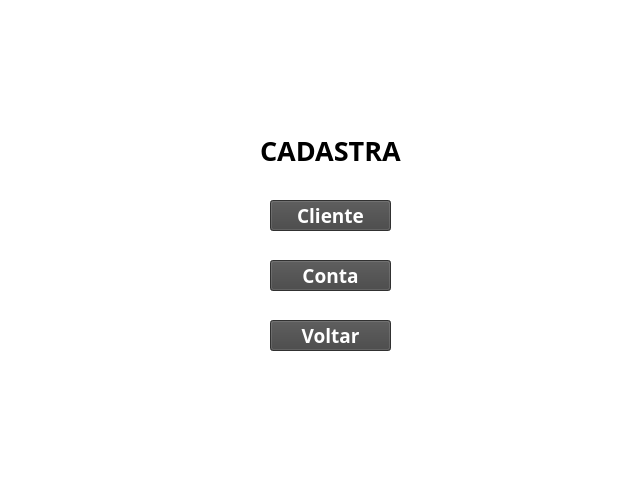
First picture: the form in Projeto_Conta/tela_menuCadastrar.ui, repository elievelton/Git, before the edit.
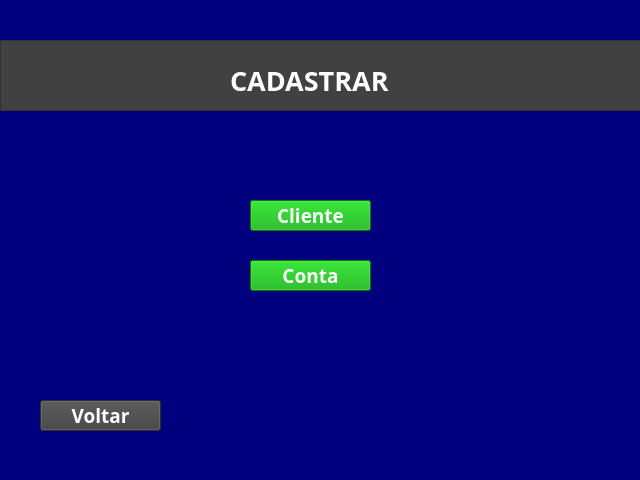
Second picture: the form after the edit.

Commit message: Feat: Novas Telas

The edit to the form file:
```diff
--- a/Projeto_Conta/tela_menuCadastrar.ui
+++ b/Projeto_Conta/tela_menuCadastrar.ui
@@ -14,35 +14,13 @@
    <string>MainWindow</string>
   </property>
   <property name="styleSheet">
-   <string notr="true">background-color: rgb(255, 255, 255);</string>
+   <string notr="true">background-color: rgb(0, 0, 127);</string>
   </property>
   <widget class="QWidget" name="centralwidget">
-   <widget class="QLabel" name="label">
-    <property name="geometry">
-     <rect>
-      <x>260</x>
-      <y>130</y>
-      <width>141</width>
-      <height>41</height>
-     </rect>
-    </property>
-    <property name="font">
-     <font>
-      <family>Bahnschrift</family>
-      <pointsize>20</pointsize>
-      <weight>75</weight>
-      <bold>true</bold>
-      <underline>false</underline>
-     </font>
-    </property>
-    <property name="text">
-     <string>CADASTRAR</string>
-    </property>
-   </widget>
    <widget class="QPushButton" name="pushButton">
     <property name="geometry">
      <rect>
-      <x>270</x>
+      <x>250</x>
       <y>200</y>
       <width>121</width>
       <height>31</height>
@@ -58,7 +36,7 @@
     </property>
     <property name="styleSheet">
      <string notr="true">color: rgb(255, 255, 255);
-background-color: rgb(68, 68, 68);</string>
+background-color: rgb(0, 170, 0);</string>
     </property>
     <property name="text">
      <string>Cliente</string>
@@ -67,7 +45,7 @@
    <widget class="QPushButton" name="pushButton_2">
     <property name="geometry">
      <rect>
-      <x>270</x>
+      <x>250</x>
       <y>260</y>
       <width>121</width>
       <height>31</height>
@@ -83,7 +61,7 @@
     </property>
     <property name="styleSheet">
      <string notr="true">color: rgb(255, 255, 255);
-background-color: rgb(68, 68, 68);</string>
+background-color: rgb(0, 170, 0);</string>
     </property>
     <property name="text">
      <string>Conta</string>
@@ -92,8 +70,8 @@
    <widget class="QPushButton" name="pushButton_3">
     <property name="geometry">
      <rect>
-      <x>270</x>
-      <y>320</y>
+      <x>40</x>
+      <y>400</y>
       <width>121</width>
       <height>31</height>
      </rect>
@@ -108,12 +86,56 @@
     </property>
     <property name="styleSheet">
      <string notr="true">color: rgb(255, 255, 255);
-background-color: rgb(68, 68, 68);</string>
+background-color: rgb(65, 65, 65);</string>
     </property>
     <property name="text">
      <string>Voltar</string>
     </property>
    </widget>
+   <widget class="QFrame" name="frame">
+    <property name="geometry">
+     <rect>
+      <x>0</x>
+      <y>40</y>
+      <width>641</width>
+      <height>71</height>
+     </rect>
+    </property>
+    <property name="styleSheet">
+     <string notr="true">background-color: rgb(65, 65, 65);</string>
+    </property>
+    <property name="frameShape">
+     <enum>QFrame::StyledPanel</enum>
+    </property>
+    <property name="frameShadow">
+     <enum>QFrame::Raised</enum>
+    </property>
+    <widget class="QLabel" name="label">
+     <property name="geometry">
+      <rect>
+       <x>230</x>
+       <y>20</y>
+       <width>201</width>
+       <height>41</height>
+      </rect>
+     </property>
+     <property name="font">
+      <font>
+       <family>Bahnschrift</family>
+       <pointsize>20</pointsize>
+       <weight>75</weight>
+       <bold>true</bold>
+       <underline>false</underline>
+      </font>
+     </property>
+     <property name="styleSheet">
+      <string notr="true">color: rgb(255, 255, 255);</string>
+     </property>
+     <property name="text">
+      <string>CADASTRAR</string>
+     </property>
+    </widget>
+   </widget>
   </widget>
   <widget class="QStatusBar" name="statusbar"/>
  </widget>
```
The commit also changes 33 other files.
